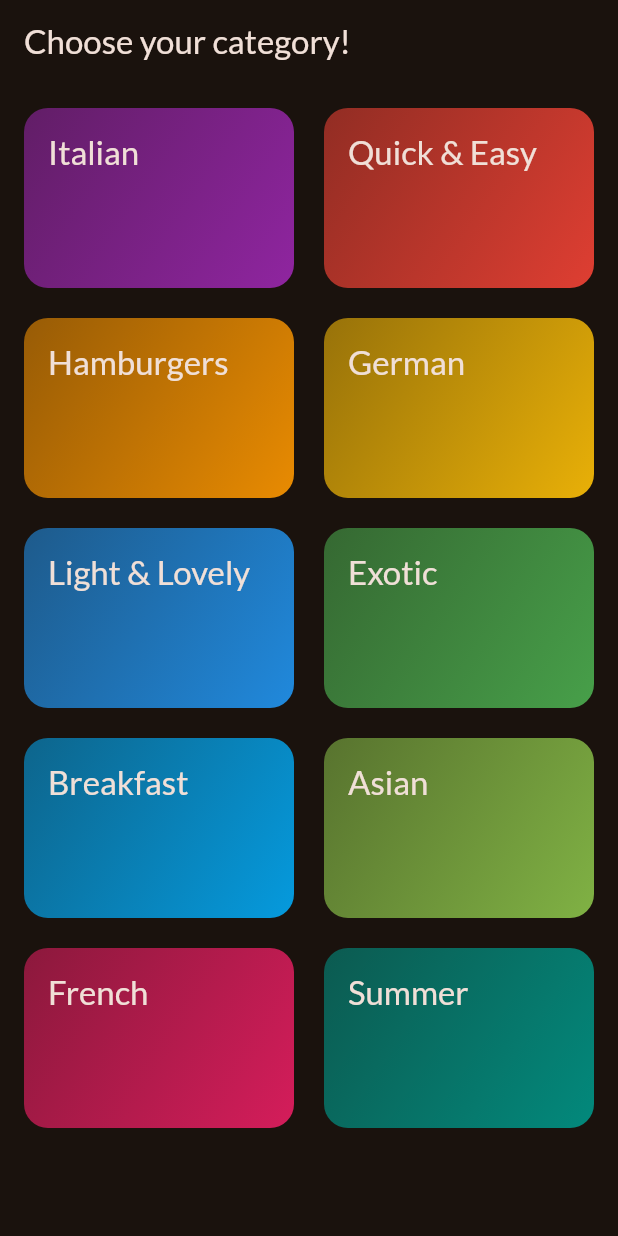
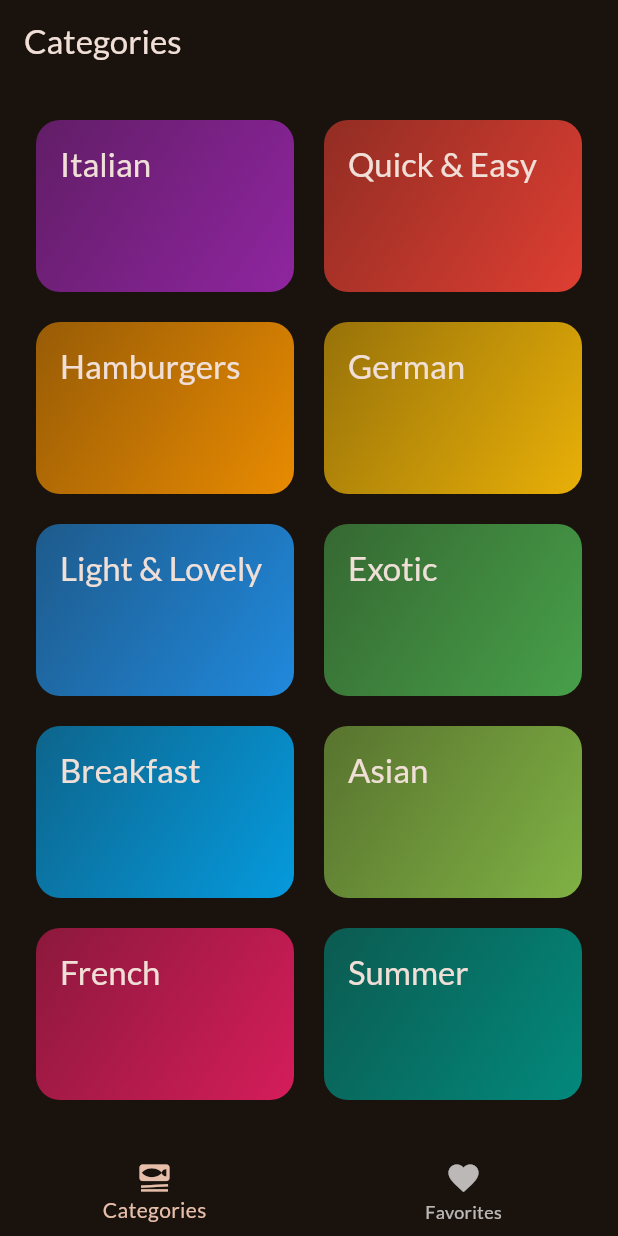
Before and after one commit to peterabrahamdev/Flutter-Projects, a Flutter app: the screen it shows after launch, on a phone screen of 412 x 824 dp. Run offline on Flutter 3.47's test engine with Material 2 defaults, Android fonts, the phone set to English and light mode, and no system bars; our stand-ins replace google_fonts, transparent_image.

Commit message:
Add tabs_screen.dart

```diff
--- a/meals_app/lib/main.dart
+++ b/meals_app/lib/main.dart
@@ -2,6 +2,7 @@ import 'package:flutter/material.dart';
 
 import 'package:google_fonts/google_fonts.dart';
 import 'package:meals_app/screens/categories_screen.dart';
+import 'package:meals_app/screens/tabs_screen.dart';
 
 final theme = ThemeData(
   useMaterial3: true,
@@ -23,7 +24,7 @@ class App extends StatelessWidget {
   Widget build(BuildContext context) {
     return MaterialApp(
       theme: theme,
-      home: const CategoriesScreen(),
+      home: const TabsScreen(),
     );
   }
 }
--- a/meals_app/lib/screens/categories_screen.dart
+++ b/meals_app/lib/screens/categories_screen.dart
@@ -20,13 +20,8 @@ class CategoriesScreen extends StatelessWidget {
 
   @override
   Widget build(BuildContext context) {
-    return Scaffold(
-      appBar: AppBar(
-        title: const Text('Choose your category!'),
-      ),
-      body: Padding(
-        padding: const EdgeInsets.all(16.0),
-        child: GridView(
+    return GridView(
+      padding: const EdgeInsets.all(24.0),
       gridDelegate: const SliverGridDelegateWithFixedCrossAxisCount(
         crossAxisCount: 2,
         childAspectRatio: 3 / 2,
@@ -42,8 +37,6 @@ class CategoriesScreen extends StatelessWidget {
             },
           )
       ],
-        ),
-      ),
     );
   }
 }
--- /dev/null
+++ b/meals_app/lib/screens/tabs_screen.dart
@@ -0,0 +1,46 @@
+import 'package:flutter/material.dart';
+import 'package:meals_app/screens/categories_screen.dart';
+import 'package:meals_app/screens/meals_screen.dart';
+
+class TabsScreen extends StatefulWidget {
+  const TabsScreen({super.key});
+
+  @override
+  State<TabsScreen> createState() => _TabsScreenState();
+}
+
+class _TabsScreenState extends State<TabsScreen> {
+  var _activePageIndex = 0;
+  void _setPage(int index) {
+    setState(() {
+      _activePageIndex = index;
+    });
+  }
+
+  @override
+  Widget build(BuildContext context) {
+    Widget activeScreen = const CategoriesScreen();
+    var activePageTitle = 'Categories';
+
+    if (_activePageIndex == 1) {
+      activeScreen = const MealsScreen(meals: []);
+      activePageTitle = 'Your favorites';
+    }
+
+    return Scaffold(
+      appBar: AppBar(
+        title: Text(activePageTitle),
+      ),
+      body: activeScreen,
+      bottomNavigationBar: BottomNavigationBar(
+          onTap: _setPage,
+          currentIndex: _activePageIndex,
+          items: const [
+            BottomNavigationBarItem(
+                icon: Icon(Icons.set_meal), label: 'Categories'),
+            BottomNavigationBarItem(
+                icon: Icon(Icons.favorite), label: 'Favorites'),
+          ]),
+    );
+  }
+}
```
Also changed, not shown: meals_app/lib/screens/meal_details_screen.dart (+53 -3 lines), meals_app/lib/screens/meals_screen.dart (+7 -3 lines). Lines whose indentation alone changed are shown as unchanged.
